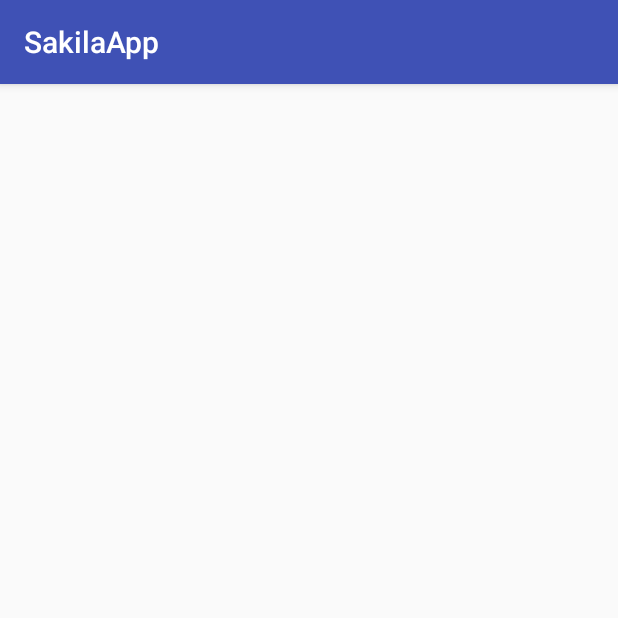
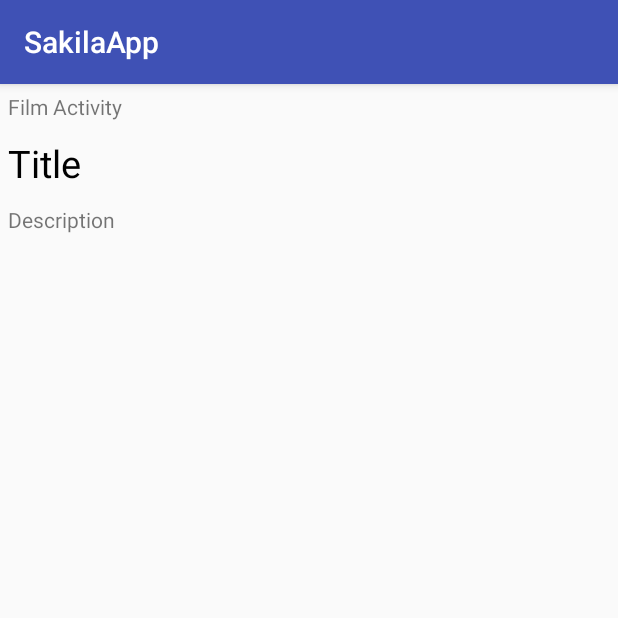
Before and after one commit to Chris3037/SakilaApp, an Android app: the FilmActivity screen opened directly, with no data from a screen before it, on a phone screen of 412 x 824 dp, the top half of it. Run offline under Robolectric (Android 15) with nearby library versions, the phone set to English and light mode, and no system bars; 2 statements that could not run were skipped.

Commit message:
Cleaned up code a bit.

```diff
--- a/app/src/main/java/com/mybrokencode/chris/sakilatest_01/FilmActivity.java
+++ b/app/src/main/java/com/mybrokencode/chris/sakilatest_01/FilmActivity.java
@@ -15,18 +15,21 @@ public class FilmActivity extends AppCompatActivity {
         setContentView(R.layout.activity_film);
 
         results = (TextView) findViewById(R.id.results);
+        TextView text_title = (TextView) findViewById(R.id.title);
+        TextView text_description = (TextView) findViewById(R.id.description);
 
         Intent intentExtras = getIntent();
         String[] filmInfo = intentExtras.getStringArrayExtra("filmInfo");
 
-//        results.setText("Title: " + filmInfo[1]);
+        text_title.setText(filmInfo[1]);
+        text_description.setText(filmInfo[2]);
 
-        // Temp display
-        String output = "";
-        for (int j = 0; j < filmInfo.length; j++) {
-            output += filmInfo[j] + " | ";
-        }
-        results.setText(output);
-        // End temp display
+//        // Temp display
+//        String output = "";
+//        for (int j = 0; j < filmInfo.length; j++) {
+//            output += filmInfo[j] + " | ";
+//        }
+//        results.setText(output);
+//        // End temp display
     }
 }
--- a/app/src/main/res/layout/activity_film.xml
+++ b/app/src/main/res/layout/activity_film.xml
@@ -10,6 +10,25 @@
         android:layout_width="wrap_content"
         android:layout_height="wrap_content"
         android:id="@+id/results"
+        android:padding="5dp"
         android:text="Film Activity"/>
 
+    <TextView
+        android:id="@+id/title"
+        android:layout_width="match_parent"
+        android:layout_height="wrap_content"
+        android:layout_below="@+id/results"
+        android:padding="5dp"
+        android:text="Title"
+        android:textColor="@android:color/black"
+        android:textSize="25sp"/>
+
+    <TextView
+        android:id="@+id/description"
+        android:layout_width="wrap_content"
+        android:layout_height="wrap_content"
+        android:layout_below="@+id/title"
+        android:padding="5dp"
+        android:text="Description"/>
+
 </RelativeLayout>
```
Also changed, not shown: app/src/main/java/com/mybrokencode/chris/sakilatest_01/FetchData.java (deleted, +0 -87 lines), app/src/main/java/com/mybrokencode/chris/sakilatest_01/FetchJSON.java (+0 -57 lines), app/src/main/java/com/mybrokencode/chris/sakilatest_01/MainActivity.java (+10 -57 lines), app/src/main/java/com/mybrokencode/chris/sakilatest_01/StringArrayAdapter.java (+11 -7 lines), app/src/main/res/layout/activity_main.xml (+2 -22 lines).
